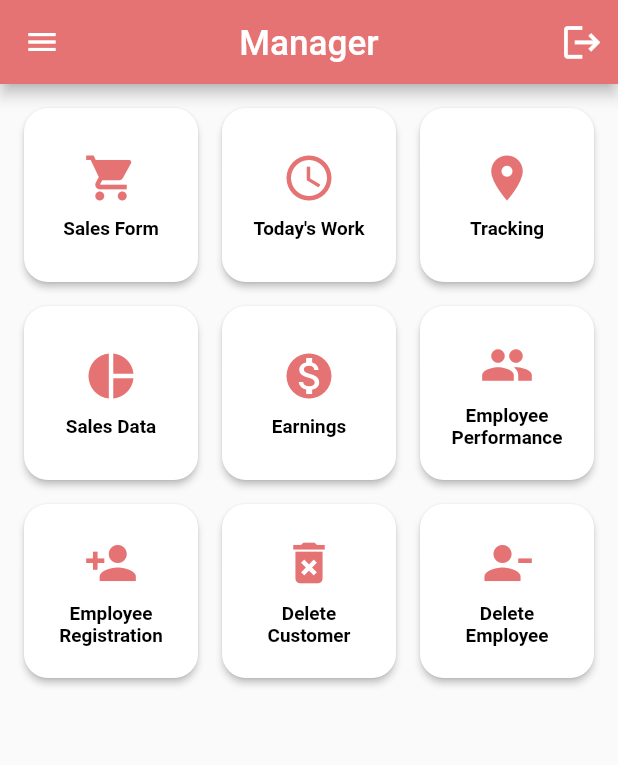
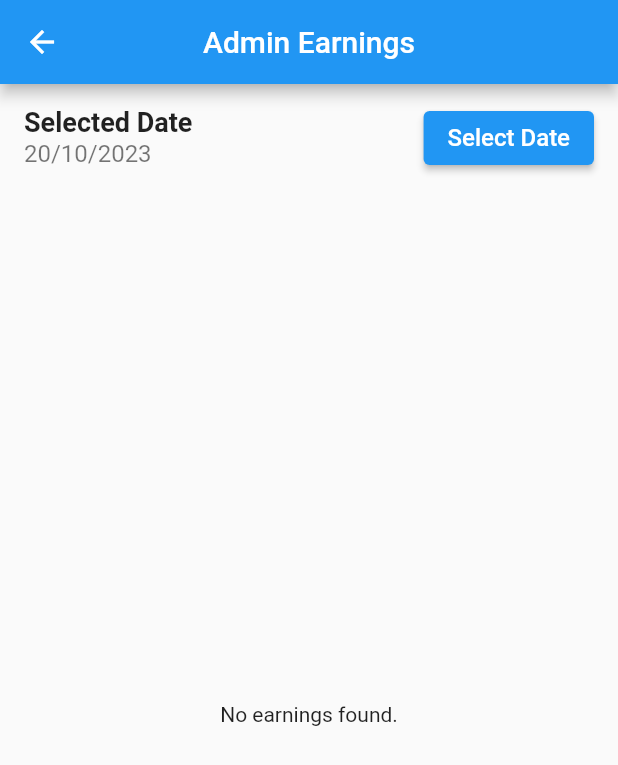
Before and after one commit to shramitgupta/battery_seller_app, a Flutter app: the AdminHomeScreen screen opened directly, after a tap on "Earnings", on a phone screen of 412 x 824 dp. Shown: the top 765 px of the screen. Run offline on Flutter 3.47's test engine with Material 2 defaults, Android fonts, the phone set to English and light mode, and no system bars; our stand-ins replace cloud_firestore, firebase_auth, firebase_core, flutter_spinkit; accounts and stored records are empty.

Commit message:
daily earning

```diff
--- a/lib/admin_homescreen/admin_homescreen.dart
+++ b/lib/admin_homescreen/admin_homescreen.dart
@@ -1,4 +1,5 @@
 import 'package:battery_service_app/Auth/Admin_auth/adminlogin.dart';
+import 'package:battery_service_app/admin_homescreen/admin_homescreen/admin_earning.dart';
 import 'package:battery_service_app/admin_homescreen/admin_homescreen/admin_saledata/admin_saledata.dart';
 import 'package:battery_service_app/admin_homescreen/admin_homescreen/admin_todays_works/Admin_todayswork.dart';
 import 'package:battery_service_app/admin_homescreen/admin_homescreen/admin_sale/admin_salesform.dart';
@@ -181,7 +182,12 @@ class _AdminHomeScreenState extends State<AdminHomeScreen> {
               icon: Icons.monetization_on,
               label: "Earnings",
               onPressed: () {
-                // Add your action for button 5
+                Navigator.push(
+                  context,
+                  MaterialPageRoute(
+                    builder: (context) => const AdminEarning(),
+                  ),
+                );
               },
             ),
             buildGridButton(
--- /dev/null
+++ b/lib/admin_homescreen/admin_homescreen/admin_earning.dart
@@ -0,0 +1,162 @@
+import 'package:flutter/material.dart';
+import 'package:cloud_firestore/cloud_firestore.dart';
+
+class AdminEarning extends StatefulWidget {
+  const AdminEarning({Key? key}) : super(key: key);
+
+  @override
+  State<AdminEarning> createState() => _AdminEarningState();
+}
+
+class _AdminEarningState extends State<AdminEarning> {
+  DateTime selectedDate = DateTime.now(); // Initially, show earnings for today
+
+  @override
+  Widget build(BuildContext context) {
+    return Scaffold(
+      appBar: AppBar(
+        title: Text('Admin Earnings'),
+        centerTitle: true,
+      ),
+      body: Column(
+        children: [
+          ListTile(
+            title: Text(
+              'Selected Date',
+              style: TextStyle(
+                fontSize: 18,
+                fontWeight: FontWeight.bold,
+              ),
+            ),
+            subtitle: Text(
+              '${selectedDate.day}/${selectedDate.month}/${selectedDate.year}',
+              style: TextStyle(
+                fontSize: 16,
+              ),
+            ),
+            trailing: ElevatedButton(
+              onPressed: () => _selectDate(context),
+              child: Text(
+                'Select Date',
+                style: TextStyle(
+                  fontSize: 16,
+                ),
+              ),
+            ),
+          ),
+          Expanded(
+            child: StreamBuilder(
+              stream: FirebaseFirestore.instance.collection('Task').snapshots(),
+              builder: (context, snapshot) {
+                if (snapshot.connectionState == ConnectionState.waiting) {
+                  return Center(child: CircularProgressIndicator());
+                }
+                if (snapshot.hasError) {
+                  return Center(child: Text('Error: ${snapshot.error}'));
+                }
+                if (!snapshot.hasData || snapshot.data!.docs.isEmpty) {
+                  return Center(child: Text('No earnings found.'));
+                }
+
+                final taskDocs = snapshot.data!.docs;
+
+                double totalEarnings = 0;
+                double dailyEarnings = 0;
+
+                for (var taskDoc in taskDocs) {
+                  final taskData = taskDoc.data();
+                  final taskAssignTime =
+                      (taskData['taskassigntime'] as Timestamp).toDate();
+                  final money = (taskData['money'] as int).toDouble();
+
+                  totalEarnings += money;
+
+                  if (_isSameDay(taskAssignTime, selectedDate)) {
+                    dailyEarnings += money;
+                  }
+                }
+
+                return AnimatedContainer(
+                  duration: Duration(seconds: 1), // Example animation duration
+                  curve: Curves.easeInOut, // Example animation curve
+                  padding: EdgeInsets.all(16),
+                  alignment: Alignment.center,
+                  child: Column(
+                    mainAxisAlignment: MainAxisAlignment.center,
+                    children: [
+                      EarningsCard(
+                        title: 'Total Earnings',
+                        earnings: totalEarnings,
+                      ),
+                      EarningsCard(
+                        title: 'Daily Earnings',
+                        earnings: dailyEarnings,
+                      ),
+                    ],
+                  ),
+                );
+              },
+            ),
+          ),
+        ],
+      ),
+    );
+  }
+
+  Future<void> _selectDate(BuildContext context) async {
+    final DateTime? picked = await showDatePicker(
+      context: context,
+      initialDate: selectedDate,
+      firstDate: DateTime(2000),
+      lastDate: DateTime(2101),
+    );
+
+    if (picked != null && picked != selectedDate) {
+      setState(() {
+        selectedDate = picked;
+      });
+    }
+  }
+
+  bool _isSameDay(DateTime date1, DateTime date2) {
+    return date1.year == date2.year &&
+        date1.month == date2.month &&
+        date1.day == date2.day;
+  }
+}
+
+class EarningsCard extends StatelessWidget {
+  final String title;
+  final double earnings;
+
+  EarningsCard({required this.title, required this.earnings});
+
+  @override
+  Widget build(BuildContext context) {
+    return Card(
+      elevation: 5,
+      margin: EdgeInsets.symmetric(vertical: 8, horizontal: 16),
+      child: Padding(
+        padding: EdgeInsets.all(16),
+        child: Column(
+          crossAxisAlignment: CrossAxisAlignment.center,
+          children: [
+            Text(
+              title,
+              style: TextStyle(
+                fontSize: 20,
+                fontWeight: FontWeight.bold,
+              ),
+            ),
+            Text(
+              '₹${earnings.toStringAsFixed(2)}',
+              style: TextStyle(
+                fontSize: 18,
+              ),
+            ),
+          ],
+        ),
+      ),
+    );
+  }
+}
```
Also changed, not shown: lib/admin_homescreen/admin_homescreen/admin_saledata/admin_saledata.dart (+2 -6 lines), lib/admin_homescreen/admin_homescreen/admin_saledata/admin_saledetailpage.dart (+14 -2 lines), lib/admin_homescreen/admin_homescreen/admin_saledata/admin_servicedetails.dart (added, +108 -0 lines).
